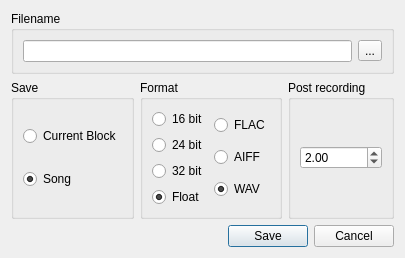
Qt form Qt/qt4_soundfilesaver_widget.ui (kmatheussen/radium) before a commit.
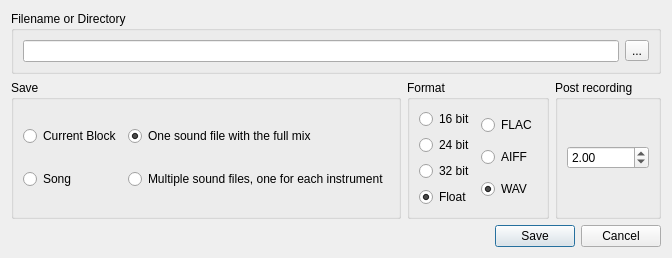
The same form after that commit.

Commit message: Save multiple sound files, one for each instrument

```diff
--- a/Qt/qt4_soundfilesaver_widget.ui
+++ b/Qt/qt4_soundfilesaver_widget.ui
@@ -6,8 +6,8 @@
    <rect>
     <x>0</x>
     <y>0</y>
-    <width>568</width>
-    <height>357</height>
+    <width>784</width>
+    <height>342</height>
    </rect>
   </property>
   <property name="sizePolicy">
@@ -28,7 +28,7 @@
      <item>
       <widget class="QGroupBox" name="groupBox_2">
        <property name="title">
-        <string>Filename</string>
+        <string>Filename or Directory</string>
        </property>
        <layout class="QGridLayout" name="gridLayout_2">
         <item row="0" column="0">
@@ -70,7 +70,9 @@
        <property name="title">
         <string>Save</string>
        </property>
-       <layout class="QVBoxLayout" name="verticalLayout_3">
+       <layout class="QHBoxLayout" name="horizontalLayout_4">
+        <item>
+         <layout class="QVBoxLayout" name="verticalLayout_5">
         <item>
          <widget class="QRadioButton" name="save_block_button">
           <property name="text">
@@ -89,6 +91,35 @@
          </widget>
         </item>
        </layout>
+        </item>
+        <item>
+         <layout class="QVBoxLayout" name="verticalLayout_3">
+          <item>
+           <widget class="QRadioButton" name="one_soundfile">
+            <property name="text">
+             <string>One sound file with the full mix</string>
+            </property>
+            <property name="checked">
+             <bool>true</bool>
+            </property>
+            <attribute name="buttonGroup">
+             <string notr="true">buttonGroup_3</string>
+            </attribute>
+           </widget>
+          </item>
+          <item>
+           <widget class="QRadioButton" name="many_soundfiles">
+            <property name="text">
+             <string>Multiple sound files, one for each instrument</string>
+            </property>
+            <attribute name="buttonGroup">
+             <string notr="true">buttonGroup_3</string>
+            </attribute>
+           </widget>
+          </item>
+         </layout>
+        </item>
+       </layout>
       </widget>
      </item>
      <item>
```
Left out of the diff: 1 changed line with no effect on the pictures. Lines whose indentation alone changed are shown as unchanged. The commit also changes 16 other files.
